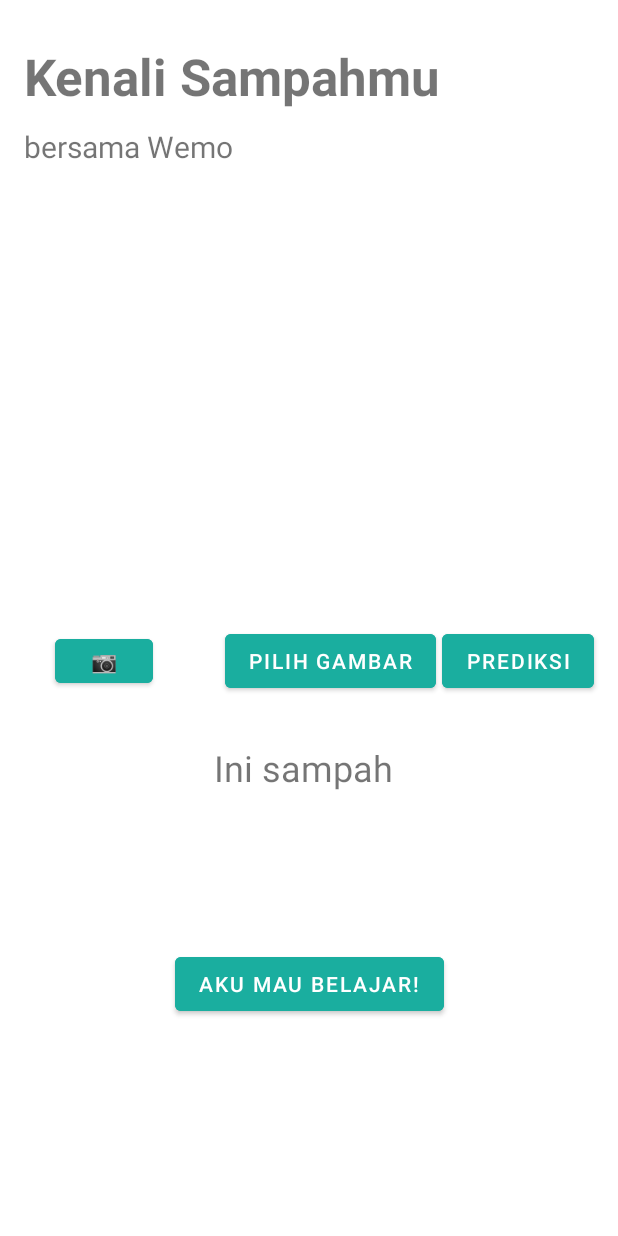
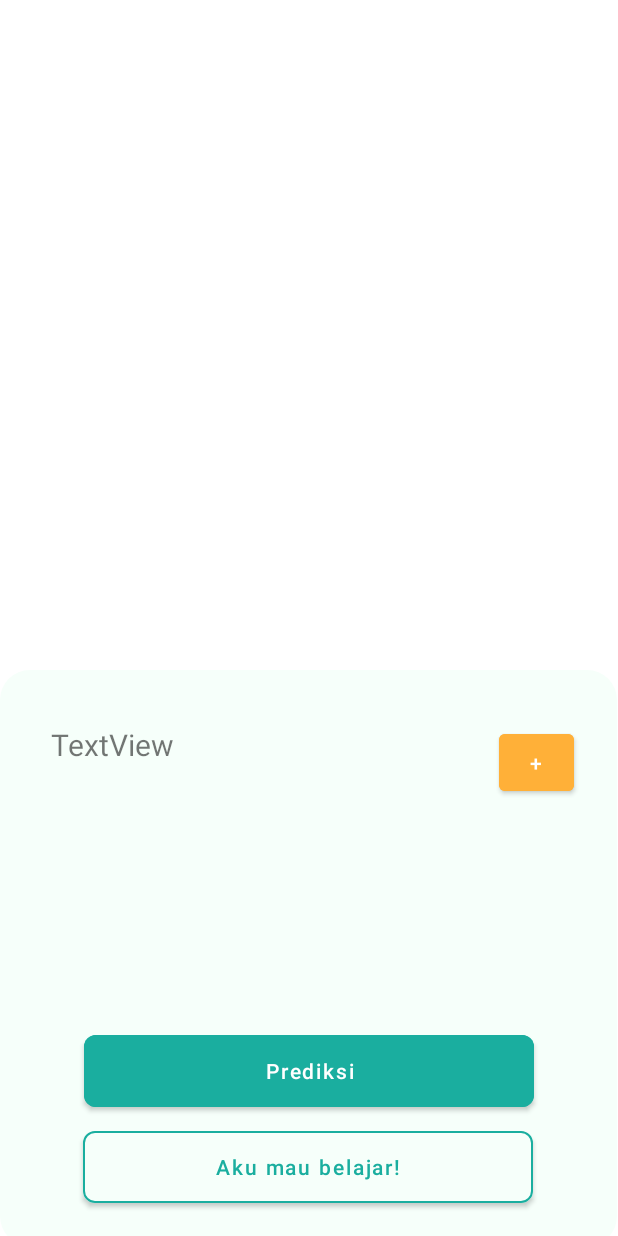
Before and after one commit to kevinwiwaha/CapstoneBangkit, an Android app: the screen it shows after launch (MainActivity), on a phone screen of 412 x 824 dp. Run offline under Robolectric (Android 15) with nearby library versions, the phone set to English and light mode, and no system bars; libraries missing offline, so code that uses them is left out: org.tensorflow.lite; pictures from the network do not load; 2 statements that could not run were skipped.

Commit message:
ui update

```diff
--- /dev/null
+++ b/Android/imagerecog/app/src/main/res/drawable/box.xml
@@ -0,0 +1,9 @@
+<?xml version="1.0" encoding="utf-8"?>
+<selector xmlns:android="http://schemas.android.com/apk/res/android">
+    <item>
+        <shape android:shape="rectangle">
+            <solid android:color="#F6FFFA"></solid>
+            <corners android:radius="20dp"></corners>
+        </shape>
+    </item>
+</selector>
--- a/Android/imagerecog/app/src/main/res/layout/activity_main.xml
+++ b/Android/imagerecog/app/src/main/res/layout/activity_main.xml
@@ -8,17 +8,8 @@
     android:layout_height="match_parent"
     android:background="#FFFFFF">
 
-    <androidx.core.widget.NestedScrollView
-        android:id="@+id/nestedScrollView"
-        android:layout_width="match_parent"
-
-
-        android:layout_height="match_parent"
-        app:layout_anchor="@+id/nestedScrollView"
-        app:layout_anchorGravity="center"
-        app:layout_behavior="com.google.android.material.appbar.AppBarLayout$ScrollingViewBehavior">
-
     <androidx.constraintlayout.widget.ConstraintLayout
+        android:id="@+id/constraintLayout"
         android:layout_width="match_parent"
         android:layout_height="match_parent"
         tools:context=".MainActivity">
@@ -40,123 +31,97 @@
 
         <ImageView
             android:id="@+id/imageView"
-                android:layout_width="450dp"
-                android:layout_height="239dp"
+            android:layout_width="match_parent"
+            android:layout_height="409dp"
+            android:layout_marginBottom="320dp"
             app:layout_constraintBottom_toBottomOf="parent"
             app:layout_constraintEnd_toEndOf="parent"
-                app:layout_constraintHorizontal_bias="0.512"
+            app:layout_constraintHorizontal_bias="0.0"
             app:layout_constraintStart_toStartOf="parent"
-                app:layout_constraintTop_toTopOf="parent"
-                app:layout_constraintVertical_bias="0.307"
             tools:srcCompat="@tools:sample/avatars" />
 
-            <Button
-                android:id="@+id/button"
-                android:layout_width="wrap_content"
-                android:layout_height="wrap_content"
-                android:layout_marginEnd="4dp"
-                android:backgroundTint="#1AAE9F"
-                android:text="Pilih Gambar"
-                app:layout_constraintBottom_toBottomOf="parent"
-                app:layout_constraintEnd_toStartOf="@+id/button2"
-                app:layout_constraintTop_toBottomOf="@+id/imageView"
-                app:layout_constraintVertical_bias="0.157" />
+<!--        <Button-->
+<!--            android:id="@+id/button"-->
+<!--            android:layout_width="wrap_content"-->
+<!--            android:layout_height="wrap_content"-->
+<!--            android:backgroundTint="#1AAE9F"-->
+<!--            android:text="Pilih Gambar"-->
+<!--            app:layout_constraintBottom_toBottomOf="parent"-->
+<!--            app:layout_constraintTop_toBottomOf="@+id/imageView"-->
+<!--            app:layout_constraintVertical_bias="0.147"-->
+<!--            tools:layout_editor_absoluteX="153dp" />-->
 
         <Button
             android:id="@+id/button2"
-                android:layout_width="wrap_content"
-                android:layout_height="wrap_content"
-                android:layout_marginEnd="16dp"
+            android:layout_width="300dp"
+            android:layout_height="60dp"
             android:backgroundTint="#1AAE9F"
-                android:text="prediksi"
+
+            android:text="Prediksi"
+            android:textAllCaps="false"
+            app:cornerRadius="8dp"
             app:layout_constraintBottom_toBottomOf="parent"
             app:layout_constraintEnd_toEndOf="parent"
+            app:layout_constraintStart_toStartOf="parent"
             app:layout_constraintTop_toBottomOf="@+id/imageView"
-                app:layout_constraintVertical_bias="0.157" />
+            app:layout_constraintVertical_bias="0.692" />
+
+        <Button
+            android:id="@+id/button3"
+            android:layout_width="300dp"
+            android:layout_height="60dp"
+            android:layout_marginTop="4dp"
+            android:layout_marginBottom="16dp"
+            android:backgroundTint="#F6FFFA"
+            android:shadowColor="#00FFFFFF"
+            android:text="Aku mau belajar!"
+            android:textAllCaps="false"
+            android:textColor="#1AAE9F"
+            app:cornerRadius="8dp"
+            app:layout_constraintBottom_toBottomOf="parent"
+            app:layout_constraintEnd_toEndOf="parent"
+            app:layout_constraintHorizontal_bias="0.495"
+            app:layout_constraintStart_toStartOf="parent"
+            app:layout_constraintTop_toBottomOf="@+id/button2"
+            app:strokeColor="#1AAE9F"
+            app:strokeWidth="1dp" />
+
+        <Button
+            android:id="@+id/button4"
+            android:layout_width="50dp"
+            android:layout_height="50dp"
+            android:backgroundTint="#FFB038"
+            android:text="+"
+            app:layout_constraintBottom_toBottomOf="parent"
+            app:layout_constraintEnd_toEndOf="parent"
+            app:layout_constraintHorizontal_bias="0.919"
+            app:layout_constraintStart_toStartOf="parent"
+            app:layout_constraintTop_toTopOf="@+id/textView4"
+            app:layout_constraintVertical_bias="0.113" />
+
+        <TextView
+            android:id="@+id/textView4"
+            android:layout_width="411dp"
+            android:layout_height="384dp"
+            android:layout_marginTop="352dp"
+            android:background="@drawable/box"
+            app:layout_constraintTop_toTopOf="@+id/imageView"
+            tools:layout_editor_absoluteX="0dp" />
 
         <TextView
             android:id="@+id/textView"
-                android:layout_width="247dp"
-                android:layout_height="104dp"
-                android:layout_marginTop="152dp"
-                android:foregroundGravity="center_vertical|center"
-                android:gravity="center"
-                android:textSize="34sp"
-                android:textStyle="bold"
-                app:layout_constraintBottom_toTopOf="@+id/button3"
+            android:layout_width="92dp"
+            android:layout_height="38dp"
+            android:text="TextView"
+            android:textSize="20sp"
+            app:layout_constraintBottom_toBottomOf="@+id/button3"
             app:layout_constraintEnd_toEndOf="parent"
+            app:layout_constraintHorizontal_bias="0.107"
             app:layout_constraintStart_toStartOf="parent"
-                app:layout_constraintTop_toBottomOf="@+id/imageView"
-                app:layout_constraintVertical_bias="1.0" />
-
-            <Button
-                android:id="@+id/button3"
-                android:layout_width="wrap_content"
-                android:layout_height="wrap_content"
-                android:layout_marginBottom="4dp"
-                android:backgroundTint="#1AAE9F"
-                android:text="Aku mau belajar!"
-                app:layout_constraintBottom_toBottomOf="parent"
-                app:layout_constraintEnd_toEndOf="parent"
-                app:layout_constraintStart_toStartOf="parent" />
-
-            <TextView
-                android:id="@+id/textView4"
-                android:layout_width="wrap_content"
-                android:layout_height="wrap_content"
-                android:layout_marginTop="84dp"
-                android:text="bersama Wemo"
-                android:textSize="20sp"
-                android:textStyle="normal"
-                app:layout_constraintEnd_toEndOf="parent"
-                app:layout_constraintHorizontal_bias="0.059"
-                app:layout_constraintStart_toStartOf="parent"
-                app:layout_constraintTop_toTopOf="parent" />
-
-            <TextView
-                android:id="@+id/textView5"
-                android:layout_width="wrap_content"
-                android:layout_height="wrap_content"
-                android:layout_marginTop="28dp"
-                android:text="Kenali Sampahmu"
-                android:textSize="34sp"
-                android:textStyle="bold"
-                app:layout_constraintEnd_toEndOf="parent"
-                app:layout_constraintHorizontal_bias="0.119"
-                app:layout_constraintStart_toStartOf="parent"
-                app:layout_constraintTop_toTopOf="parent" />
-
-            <TextView
-                android:id="@+id/textView6"
-                android:layout_width="wrap_content"
-                android:layout_height="wrap_content"
-                android:text="Ini sampah "
-                android:textSize="24sp"
-                android:textStyle="normal"
-                app:layout_constraintBottom_toTopOf="@+id/textView"
-                app:layout_constraintEnd_toEndOf="parent"
-                app:layout_constraintHorizontal_bias="0.497"
-                app:layout_constraintStart_toStartOf="parent"
-                app:layout_constraintTop_toBottomOf="@+id/imageView"
-                app:layout_constraintVertical_bias="1.0" />
-
-            <Button
-                android:id="@+id/button4"
-                android:layout_width="65dp"
-                android:layout_height="41dp"
-                android:backgroundTint="#1AAE9F"
-                android:text="📷"
-                app:layout_constraintBottom_toBottomOf="parent"
-                app:layout_constraintEnd_toStartOf="@+id/button"
-                app:layout_constraintHorizontal_bias="0.432"
-                app:layout_constraintStart_toStartOf="parent"
-                app:layout_constraintTop_toBottomOf="@+id/imageView"
-                app:layout_constraintVertical_bias="0.167" />
+            app:layout_constraintTop_toTopOf="@+id/textView4"
+            app:layout_constraintVertical_bias="0.111" />
 
     </androidx.constraintlayout.widget.ConstraintLayout>
 
 
-    </androidx.core.widget.NestedScrollView>
-
-
 </androidx.coordinatorlayout.widget.CoordinatorLayout>
--- /dev/null
+++ b/Android/imagerecog/app/src/main/res/values/styles.xml
@@ -0,0 +1,9 @@
+<?xml version="1.0" encoding="utf-8"?>
+<resources>
+    <style name="roundImageView" parent="">
+        <item name="cornerFamily">rounded</item>
+        <item name="cornerSize">20dp</item>
+        <item name="color">@color/white</item>
+
+    </style>
+</resources>
```
Also changed, not shown: 2 other files. Lines whose indentation alone changed are shown as unchanged.
